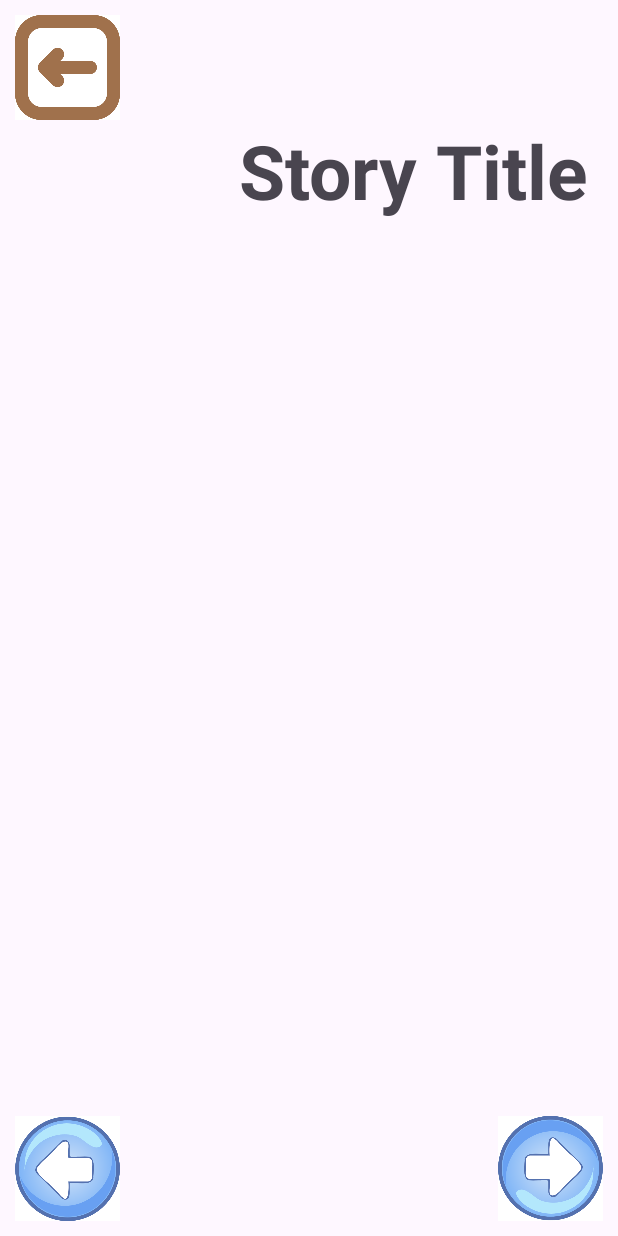
After one commit to renzewithane/BTC, an Android app: the fragment read_layout shown on its own in the app's theme, on a phone screen of 412 x 824 dp. The commit adds this screen. Run offline under Robolectric (Android 15) with nearby library versions, the phone set to English and light mode, and no system bars.

Commit message:
Added Story Display

```diff
--- /dev/null
+++ b/app/src/main/java/com/example/beyondtheclassroom/stories/read_layout.java
@@ -0,0 +1,66 @@
+package com.example.beyondtheclassroom.stories;
+
+import android.os.Bundle;
+
+import androidx.fragment.app.Fragment;
+
+import android.view.LayoutInflater;
+import android.view.View;
+import android.view.ViewGroup;
+
+import com.example.beyondtheclassroom.R;
+
+/**
+ * A simple {@link Fragment} subclass.
+ * Use the {@link read_layout#newInstance} factory method to
+ * create an instance of this fragment.
+ */
+public class read_layout extends Fragment {
+
+    // TODO: Rename parameter arguments, choose names that match
+    // the fragment initialization parameters, e.g. ARG_ITEM_NUMBER
+    private static final String ARG_PARAM1 = "param1";
+    private static final String ARG_PARAM2 = "param2";
+
+    // TODO: Rename and change types of parameters
+    private String mParam1;
+    private String mParam2;
+
+    public read_layout() {
+        // Required empty public constructor
+    }
+
+    /**
+     * Use this factory method to create a new instance of
+     * this fragment using the provided parameters.
+     *
+     * @param param1 Parameter 1.
+     * @param param2 Parameter 2.
+     * @return A new instance of fragment read_layout.
+     */
+    // TODO: Rename and change types and number of parameters
+    public static read_layout newInstance(String param1, String param2) {
+        read_layout fragment = new read_layout();
+        Bundle args = new Bundle();
+        args.putString(ARG_PARAM1, param1);
+        args.putString(ARG_PARAM2, param2);
+        fragment.setArguments(args);
+        return fragment;
+    }
+
+    @Override
+    public void onCreate(Bundle savedInstanceState) {
+        super.onCreate(savedInstanceState);
+        if (getArguments() != null) {
+            mParam1 = getArguments().getString(ARG_PARAM1);
+            mParam2 = getArguments().getString(ARG_PARAM2);
+        }
+    }
+
+    @Override
+    public View onCreateView(LayoutInflater inflater, ViewGroup container,
+                             Bundle savedInstanceState) {
+        // Inflate the layout for this fragment
+        return inflater.inflate(R.layout.fragment_stories_read_layout, container, false);
+    }
+}
--- /dev/null
+++ b/app/src/main/res/layout/fragment_stories_read_layout.xml
@@ -0,0 +1,52 @@
+<?xml version="1.0" encoding="utf-8"?>
+<androidx.constraintlayout.widget.ConstraintLayout
+    xmlns:android="http://schemas.android.com/apk/res/android"
+    xmlns:app="http://schemas.android.com/apk/res-auto"
+    xmlns:tools="http://schemas.android.com/tools"
+    android:id="@+id/main"
+    android:layout_width="match_parent"
+    android:layout_height="match_parent">
+
+    <!-- Back Button -->
+    <ImageView
+        android:id="@+id/user_avatar"
+        android:layout_width="70dp"
+        android:layout_height="70dp"
+        android:src="@drawable/back_button"
+        android:layout_marginStart="10dp"
+        android:layout_marginTop="10dp"
+        app:layout_constraintStart_toStartOf="parent"
+        app:layout_constraintTop_toTopOf="parent" />
+
+    <!-- Story Title -->
+    <TextView
+        android:id="@+id/label_nickname"
+        android:layout_width="wrap_content"
+        android:layout_height="wrap_content"
+        android:text="@string/story_title"
+        android:textSize="50sp"
+        android:textStyle="bold"
+        android:layout_marginEnd="20dp"
+        app:layout_constraintEnd_toEndOf="parent"
+        app:layout_constraintTop_toBottomOf="@+id/user_avatar" />
+
+    <ImageView
+        android:id="@+id/previews_button"
+        android:layout_width="70dp"
+        android:layout_height="70dp"
+        android:layout_marginStart="10dp"
+        android:layout_marginBottom="10dp"
+        android:src="@drawable/previews_button"
+        app:layout_constraintBottom_toBottomOf="parent"
+        app:layout_constraintStart_toStartOf="parent"/>
+
+    <ImageView
+        android:id="@+id/next_button"
+        android:layout_width="70dp"
+        android:layout_height="70dp"
+        android:layout_marginBottom="10dp"
+        android:layout_marginEnd="10dp"
+        android:src="@drawable/next_button"
+        app:layout_constraintBottom_toBottomOf="parent"
+        app:layout_constraintEnd_toEndOf="parent"/>
+</androidx.constraintlayout.widget.ConstraintLayout>
--- a/app/src/main/res/values/strings.xml
+++ b/app/src/main/res/values/strings.xml
@@ -23,4 +23,6 @@
     <string name="pangalan">Pangalan:</string>
     <string name="halimbawa_pepe">Halimbawa: Pepe</string>
     <string name="palayaw">Palayaw:</string>
+    <string name="bilang_parangal">Bilang Parangal</string>
+    <string name="story_title">Story Title</string>
 </resources>
```
Also changed, not shown: app/src/main/res/layout/fragment_levelboard_leaderboard.xml (+111 -8 lines), app/src/main/res/drawable/back_button.png (added), app/src/main/res/drawable/leaderboard_table.png (added), app/src/main/res/drawable/next_button.png (added), app/src/main/res/drawable/previews_button.png (added).
